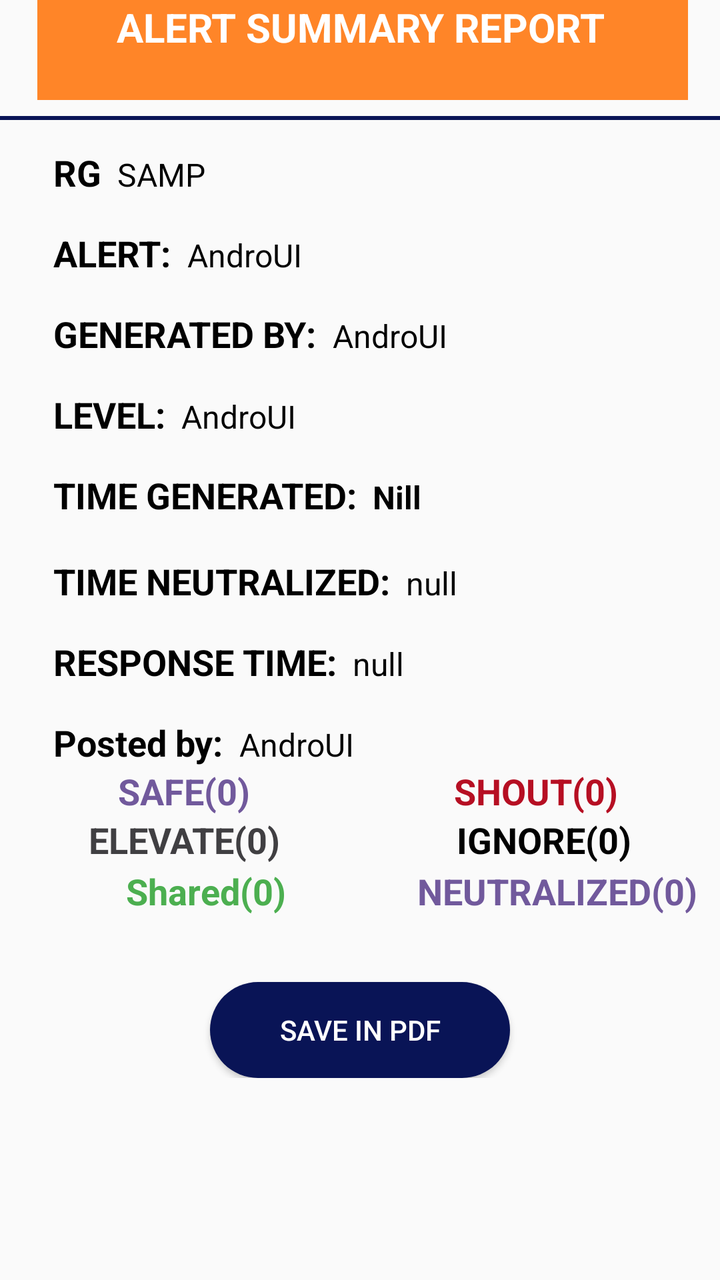
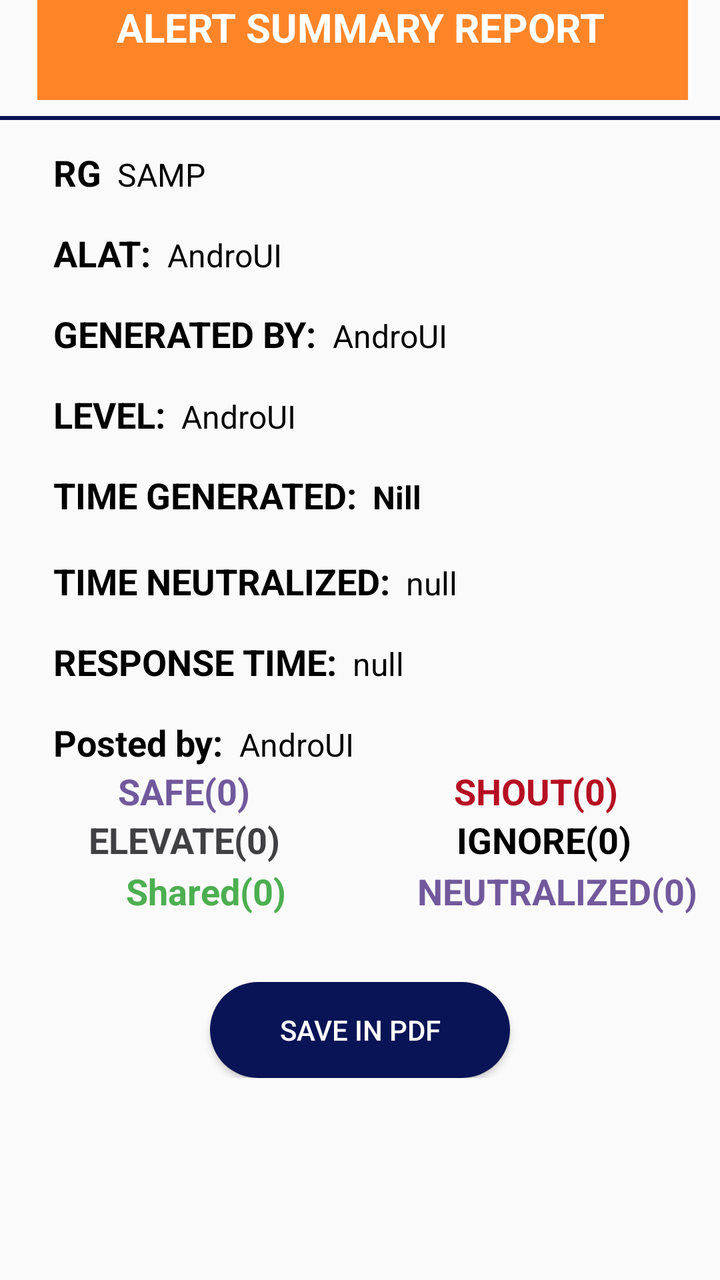

Compare the two renders of this Android layout. The source of the first and the diff that turns it into the second are given below.
<!-- AndroidManifest.xml: application theme AppTheme -->
<!-- res/layout/activity_summary_report.xml -->
<?xml version="1.0" encoding="utf-8"?>
<RelativeLayout android:layout_width="wrap_content"
    android:layout_height="match_parent"
    xmlns:app="http://schemas.android.com/apk/res-auto"
    xmlns:tools="http://schemas.android.com/tools"
    android:id="@+id/relation"
    android:gravity="center_vertical"
    android:visibility="visible"
    xmlns:android="http://schemas.android.com/apk/res/android">

            <ScrollView
                android:layout_width="match_parent"
                android:id="@+id/scrollView"
                android:layout_height="match_parent"
                app:layout_constraintHorizontal_bias="0.0"
                tools:context=".BasicUserActivity">


                <androidx.constraintlayout.widget.ConstraintLayout
                    android:layout_width="match_parent"
                    android:layout_height="wrap_content"
                    android:layout_marginTop="@dimen/_20sdp"
                    app:layout_constraintBottom_toBottomOf="parent"
                    app:layout_constraintHorizontal_bias="0.5"
                    app:layout_constraintTop_toTopOf="parent"
                    tools:layout_editor_absoluteY="1dp">


                    <androidx.constraintlayout.widget.Guideline
                        android:id="@+id/guideline"
                        android:layout_width="wrap_content"
                        android:layout_height="wrap_content"
                        android:orientation="vertical"
                        app:layout_constraintGuide_percent="0.052083332" />

                    <androidx.constraintlayout.widget.Guideline
                        android:id="@+id/guideline2"
                        android:layout_width="wrap_content"
                        android:layout_height="wrap_content"
                        android:orientation="vertical"
                        app:layout_constraintGuide_percent="0.9557292" />

                    <View
                        android:id="@+id/view"
                        android:layout_width="0dp"
                        android:layout_height="50dp"
                        android:background="@color/colorAccent"
                        app:layout_constraintBottom_toTopOf="@+id/view2"
                        app:layout_constraintEnd_toStartOf="@+id/guideline2"
                        app:layout_constraintHorizontal_bias="0.5"
                        app:layout_constraintStart_toStartOf="@+id/guideline"
                        app:layout_constraintTop_toTopOf="parent" />

                    <TextView
                        android:id="@+id/textView"
                        android:layout_width="match_parent"
                        android:layout_height="wrap_content"
                        android:layout_marginTop="32dp"
                        android:gravity="center_horizontal"
                        android:paddingTop="@dimen/_10sdp"
                        android:text="John Doe"
                        android:textAlignment="center"
                        android:textColor="@android:color/white"
                        android:textSize="20sp"
                        android:textStyle="bold"
                        android:visibility="gone"
                        app:layout_constraintEnd_toStartOf="@+id/view"
                        app:layout_constraintHorizontal_bias="0.504"
                        app:layout_constraintStart_toEndOf="@+id/view"
                        app:layout_constraintTop_toTopOf="parent" />

                    <TextView
                        android:id="@+id/textVie"
                        android:layout_width="match_parent"
                        android:layout_height="wrap_content"
                        android:layout_marginTop="@dimen/_20sdp"
                        android:gravity="center_horizontal"
                        android:paddingTop="@dimen/_10sdp"
                        android:text="ALERT SUMMARY REPORT"
                        android:textAlignment="center"
                        android:textColor="@android:color/white"
                        android:textSize="20sp"
                        android:textStyle="bold"
                        app:layout_constraintEnd_toStartOf="@+id/view"
                        app:layout_constraintHorizontal_bias="0.5"
                        app:layout_constraintStart_toEndOf="@+id/view"
                        tools:ignore="MissingConstraints"
                        tools:layout_editor_absoluteY="1dp" />

                    <View
                        android:id="@+id/view2"
                        android:layout_width="0dp"
                        android:layout_height="2dp"
                        android:layout_marginTop="8dp"
                        android:background="@color/colorPrimaryDark"
                        app:layout_constraintEnd_toEndOf="parent"
                        app:layout_constraintStart_toStartOf="parent"
                        app:layout_constraintTop_toBottomOf="@+id/view" />

                    <TextView
                        android:id="@+id/textView6"
                        android:layout_width="wrap_content"
                        android:layout_height="wrap_content"
                        android:layout_marginStart="8dp"
                        android:layout_marginTop="16dp"
                        android:text="RG"
                        android:textColor="@android:color/black"
                        android:textSize="18sp"
                        android:textStyle="bold"
                        app:layout_constraintStart_toStartOf="@+id/guideline"
                        app:layout_constraintTop_toTopOf="@+id/view2" />

                    <TextView
                        android:id="@+id/textView7"
                        android:layout_width="wrap_content"
                        android:layout_height="wrap_content"
                        android:layout_marginStart="8dp"
                        android:layout_marginLeft="8dp"
                        android:text="SAMP"
                        android:textColor="@android:color/black"
                        android:textSize="16sp"
                        app:layout_constraintBaseline_toBaselineOf="@+id/textView6"
                        app:layout_constraintStart_toEndOf="@+id/textView6" />

                    <TextView
                        android:id="@+id/textView8"
                        android:layout_width="wrap_content"
                        android:layout_height="wrap_content"
                        android:layout_marginStart="8dp"
                        android:layout_marginLeft="8dp"
                        android:layout_marginTop="16dp"
                        android:text="ALERT:"
                        android:textColor="@android:color/black"
                        android:textSize="18sp"
                        android:textStyle="bold"
                        app:layout_constraintStart_toStartOf="@+id/guideline"
                        app:layout_constraintTop_toBottomOf="@+id/textView6" />

                    <TextView
                        android:id="@+id/textView9"
                        android:layout_width="wrap_content"
                        android:layout_height="wrap_content"
                        android:layout_marginStart="8dp"
                        android:layout_marginLeft="8dp"
                        android:text="AndroUI"
                        android:textColor="@android:color/black"
                        android:textSize="16sp"
                        app:layout_constraintBaseline_toBaselineOf="@+id/textView8"
                        app:layout_constraintStart_toEndOf="@+id/textView8" />

                    <TextView
                        android:id="@+id/textView20"
                        android:layout_width="wrap_content"
                        android:layout_height="wrap_content"
                        android:layout_marginStart="8dp"
                        android:layout_marginTop="16dp"
                        android:text="GENERATED BY:"
                        android:textColor="@android:color/black"
                        android:textSize="18sp"
                        android:textStyle="bold"
                        app:layout_constraintStart_toStartOf="@+id/guideline"
                        app:layout_constraintTop_toBottomOf="@+id/textView8" />

                    <TextView
                        android:id="@+id/textView21"
                        android:layout_width="wrap_content"
                        android:layout_height="wrap_content"
                        android:layout_marginStart="8dp"
                        android:layout_marginLeft="8dp"
                        android:text="AndroUI"
                        android:textColor="@android:color/black"
                        android:textSize="16sp"
                        app:layout_constraintBaseline_toBaselineOf="@+id/textView20"
                        app:layout_constraintStart_toEndOf="@+id/textView20" />

                    <TextView
                        android:id="@+id/textView13"
                        android:layout_width="wrap_content"
                        android:layout_height="wrap_content"
                        android:layout_marginStart="8dp"
                        android:layout_marginTop="16dp"
                        android:text="LEVEL:"
                        android:textColor="@android:color/black"
                        android:textSize="18sp"
                        android:textStyle="bold"
                        app:layout_constraintStart_toStartOf="@+id/guideline"
                        app:layout_constraintTop_toBottomOf="@+id/textView20" />

                    <TextView
                        android:id="@+id/textView15"
                        android:layout_width="wrap_content"
                        android:layout_height="wrap_content"
                        android:layout_marginStart="8dp"
                        android:layout_marginLeft="8dp"
                        android:text="AndroUI"
                        android:textColor="@android:color/black"
                        android:textSize="16sp"
                        app:layout_constraintBaseline_toBaselineOf="@+id/textView13"
                        app:layout_constraintStart_toEndOf="@+id/textView13" />

                    <TextView
                        android:id="@+id/textView10"
                        android:layout_width="wrap_content"
                        android:layout_height="27dp"
                        android:layout_marginStart="8dp"
                        android:layout_marginTop="16dp"
                        android:text="TIME GENERATED:"
                        android:textColor="@android:color/black"
                        android:textSize="18sp"
                        android:textStyle="bold"
                        app:layout_constraintStart_toStartOf="@+id/guideline"
                        app:layout_constraintTop_toBottomOf="@+id/textView13" />

                    <TextView
                        android:id="@+id/textView11"
                        android:layout_width="wrap_content"
                        android:layout_height="wrap_content"
                        android:layout_marginStart="8dp"
                        android:layout_marginLeft="8dp"
                        android:text="Nill"
                        android:textColor="@android:color/black"
                        android:textSize="16sp"
                        android:textStyle="bold"
                        app:layout_constraintBaseline_toBaselineOf="@+id/textView10"
                        app:layout_constraintStart_toEndOf="@+id/textView10" />

                    <TextView
                        android:id="@+id/textView22"
                        android:layout_width="wrap_content"
                        android:layout_height="wrap_content"
                        android:layout_marginStart="8dp"
                        android:layout_marginLeft="8dp"
                        android:layout_marginTop="16dp"
                        android:text="TIME NEUTRALIZED:"
                        android:textColor="@android:color/black"
                        android:textSize="18sp"
                        android:textStyle="bold"
                        app:layout_constraintStart_toStartOf="@+id/guideline"
                        app:layout_constraintTop_toBottomOf="@+id/textView10" />

                    <TextView
                        android:id="@+id/textView23"
                        android:layout_width="wrap_content"
                        android:layout_height="wrap_content"
                        android:layout_marginStart="8dp"
                        android:layout_marginLeft="8dp"
                        android:text="null"
                        android:textColor="@android:color/black"
                        android:textSize="16sp"
                        app:layout_constraintBaseline_toBaselineOf="@+id/textView22"
                        app:layout_constraintStart_toEndOf="@+id/textView22" />


                    <TextView
                        android:id="@+id/textView25"
                        android:layout_width="wrap_content"
                        android:layout_height="wrap_content"
                        android:layout_marginStart="8dp"
                        android:layout_marginLeft="8dp"
                        android:layout_marginTop="16dp"
                        android:text="RESPONSE TIME:"
                        android:textColor="@android:color/black"
                        android:textSize="18sp"
                        android:textStyle="bold"
                        app:layout_constraintStart_toStartOf="@+id/guideline"
                        app:layout_constraintTop_toBottomOf="@+id/textView22" />

                    <TextView
                        android:id="@+id/textView26"
                        android:layout_width="wrap_content"
                        android:layout_height="wrap_content"
                        android:layout_marginStart="8dp"
                        android:layout_marginLeft="8dp"
                        android:text="null"
                        android:textColor="@android:color/black"
                        android:textSize="16sp"
                        app:layout_constraintBaseline_toBaselineOf="@+id/textView25"
                        app:layout_constraintStart_toEndOf="@+id/textView25" />


                    <TextView
                        android:id="@+id/textView27"
                        android:layout_width="wrap_content"
                        android:layout_height="wrap_content"
                        android:layout_marginStart="8dp"
                        android:layout_marginLeft="8dp"
                        android:layout_marginTop="16dp"
                        android:text="Posted by:"
                        android:textColor="@android:color/black"
                        android:textSize="18sp"
                        android:textStyle="bold"
                        app:layout_constraintStart_toStartOf="@+id/guideline"
                        app:layout_constraintTop_toBottomOf="@+id/textView25" />

                    <TextView
                        android:id="@+id/textView28"
                        android:layout_width="wrap_content"
                        android:layout_height="wrap_content"
                        android:layout_marginStart="8dp"
                        android:layout_marginLeft="8dp"
                        android:text="AndroUI"
                        android:textColor="@android:color/black"
                        android:textSize="16sp"
                        app:layout_constraintBaseline_toBaselineOf="@+id/textView27"
                        app:layout_constraintStart_toEndOf="@+id/textView27" />


                    <ImageButton
                        android:id="@+id/imageButton3"
                        android:layout_width="wrap_content"
                        android:layout_height="wrap_content"
                        android:layout_marginTop="8dp"
                        android:background="@android:color/transparent"
                        android:visibility="gone"
                        app:layout_constraintBottom_toBottomOf="@+id/imageButton4"
                        app:layout_constraintEnd_toStartOf="@+id/imageButton4"
                        app:layout_constraintHorizontal_bias="0.5"
                        app:layout_constraintHorizontal_chainStyle="spread"
                        app:layout_constraintStart_toEndOf="@+id/guideline"
                        app:layout_constraintTop_toTopOf="@+id/imageButton4"
                        app:srcCompat="@drawable/ic_twitter"
                        tools:ignore="VectorDrawableCompat" />

                    <ImageButton
                        android:id="@+id/imageButton4"
                        android:layout_width="wrap_content"
                        android:layout_height="wrap_content"
                        android:layout_marginTop="250dp"
                        android:background="@android:color/transparent"
                        android:visibility="gone"
                        app:layout_constraintEnd_toStartOf="@+id/imageButton5"
                        app:layout_constraintHorizontal_bias="0.5"
                        app:layout_constraintStart_toEndOf="@+id/imageButton3"
                        app:layout_constraintTop_toTopOf="@+id/view2"
                        app:srcCompat="@drawable/ic_android"
                        tools:ignore="VectorDrawableCompat" />


                    <LinearLayout
                        android:id="@+id/actions"
                        android:layout_width="match_parent"
                        android:layout_height="wrap_content"
                        android:layout_marginTop="@dimen/_20sdp"

                        android:orientation="horizontal"
                        android:weightSum="1"
                        app:layout_constraintEnd_toEndOf="parent"
                        app:layout_constraintStart_toStartOf="@+id/guideline"
                        app:layout_constraintTop_toBottomOf="@+id/textView27">

                        <TextView
                            android:id="@+id/safe"
                            android:layout_width="wrap_content"
                            android:layout_height="wrap_content"
                            android:layout_marginStart="8dp"
                            android:layout_weight=".5"
                            android:gravity="center"
                            android:text="SAFE(0)"
                            android:textColor="@color/safe"
                            android:textSize="18sp"
                            android:textStyle="bold" />

                        <TextView
                            android:id="@+id/shouts"
                            android:layout_width="wrap_content"
                            android:layout_height="wrap_content"
                            android:layout_weight=".5"
                            android:gravity="center"
                            android:text="SHOUT(0)"
                            android:textColor="@color/error"
                            android:textSize="18sp"
                            android:textStyle="bold" />


                    </LinearLayout>
                    <LinearLayout
                        android:id="@+id/actionsss"
                        android:layout_width="match_parent"
                        android:layout_height="wrap_content"
                        android:layout_marginTop="@dimen/_20sdp"

                        android:orientation="horizontal"
                        android:weightSum="1"
                        app:layout_constraintEnd_toEndOf="parent"
                        app:layout_constraintStart_toStartOf="@+id/guideline"
                        app:layout_constraintTop_toBottomOf="@+id/actions">
                    <TextView
                        android:id="@+id/elevate"
                        android:layout_width="wrap_content"
                        android:layout_height="wrap_content"
                        android:layout_weight=".5"
                        android:gravity="center"
                        android:text="ELEVATE(0)"
                        android:textColor="@color/elevate"
                        android:textSize="18sp"
                        android:textStyle="bold" />

                    <TextView
                        android:id="@+id/ignore"
                        android:layout_width="wrap_content"
                        android:layout_height="wrap_content"
                        android:layout_weight=".5"
                        android:gravity="center"
                        android:text="IGNORE(0)"
                        android:textColor="@android:color/black"
                        android:textSize="18sp"
                        android:textStyle="bold" />
                    </LinearLayout>




                    <LinearLayout
                        android:id="@+id/layar2"
                        android:layout_width="match_parent"
                        android:layout_height="wrap_content"
                        android:layout_marginTop="@dimen/_20sdp"
                        android:orientation="horizontal"
                        android:weightSum="1"
                        app:layout_constraintEnd_toEndOf="parent"
                        app:layout_constraintHorizontal_bias="0.5"
                        app:layout_constraintHorizontal_chainStyle="spread"
                        app:layout_constraintStart_toStartOf="parent"
                        app:layout_constraintTop_toBottomOf="@+id/actionsss">

                        <TextView
                            android:id="@+id/share"
                            android:layout_width="wrap_content"
                            android:layout_height="wrap_content"
                            android:layout_marginStart="8dp"
                            android:layout_weight=".5"
                            android:gravity="center"
                            android:text="Shared(0)"
                            android:textColor="@color/success"
                            android:textSize="18sp"
                            android:textStyle="bold" />

                        <TextView
                            android:id="@+id/neutralized"
                            android:layout_width="53dp"
                            android:layout_height="27dp"
                            android:layout_weight=".5"
                            android:gravity="center"
                            android:text="NEUTRALIZED(0)"
                            android:textColor="@color/safe"
                            android:textSize="18sp"
                            android:textStyle="bold"
                            app:layout_constraintStart_toStartOf="@+id/guideline"
                            app:layout_constraintTop_toBottomOf="@+id/textView13" />
                    </LinearLayout>

                    <Button
                        android:id="@+id/generate"
                        android:layout_width="150dp"
                        android:layout_height="wrap_content"
                        android:layout_marginTop="32dp"
                        android:background="@drawable/button_shape"
                        android:text="Save in PDF"
                        android:textColor="@android:color/white"
                        app:layout_constraintEnd_toEndOf="parent"
                        app:layout_constraintHorizontal_bias="0.5"

                        app:layout_constraintHorizontal_chainStyle="spread"
                        app:layout_constraintStart_toStartOf="parent"
                        app:layout_constraintTop_toBottomOf="@+id/layar2" />

                    <ImageButton
                        android:id="@+id/imageButton5"
                        android:layout_width="wrap_content"
                        android:layout_height="wrap_content"
                        android:layout_marginTop="8dp"
                        android:background="@android:color/transparent"
                        android:visibility="gone"

                        app:srcCompat="@drawable/ic_apps"
                        tools:ignore="VectorDrawableCompat" />
                </androidx.constraintlayout.widget.ConstraintLayout>
            </ScrollView>
    </RelativeLayout>
<!-- resources referenced by this layout -->
<resources>
  <color name="colorAccent">#ff8528</color>
  <color name="colorPrimaryDark">#091456</color>
  <color name="elevate">#EB302F32</color>
  <color name="error">#B60F23</color>
  <color name="safe">#71599C</color>
  <color name="success">#4CAF50</color>
  <!-- drawable button_shape (drawable) -->
  <?xml version="1.0" encoding="utf-8"?>
  <shape xmlns:android="http://schemas.android.com/apk/res/android"
      android:shape="rectangle">
  
      <corners android:radius="25dp" />
  
      <solid android:color="@color/colorPrimary" />
  
  </shape>
  <!-- drawable ic_android (drawable) -->
  <vector xmlns:android="http://schemas.android.com/apk/res/android"
          android:width="50dp"
          android:height="50dp"
          android:viewportWidth="24.0"
          android:viewportHeight="24.0">
      <path
          android:fillColor="#ffffff"
          android:pathData="M6,18c0,0.55 0.45,1 1,1h1v3.5c0,0.83 0.67,1.5 1.5,1.5s1.5,-0.67 1.5,-1.5L11,19h2v3.5c0,0.83 0.67,1.5 1.5,1.5s1.5,-0.67 1.5,-1.5L16,19h1c0.55,0 1,-0.45 1,-1L18,8L6,8v10zM3.5,8C2.67,8 2,8.67 2,9.5v7c0,0.83 0.67,1.5 1.5,1.5S5,17.33 5,16.5v-7C5,8.67 4.33,8 3.5,8zM20.5,8c-0.83,0 -1.5,0.67 -1.5,1.5v7c0,0.83 0.67,1.5 1.5,1.5s1.5,-0.67 1.5,-1.5v-7c0,-0.83 -0.67,-1.5 -1.5,-1.5zM15.53,2.16l1.3,-1.3c0.2,-0.2 0.2,-0.51 0,-0.71 -0.2,-0.2 -0.51,-0.2 -0.71,0l-1.48,1.48C13.85,1.23 12.95,1 12,1c-0.96,0 -1.86,0.23 -2.66,0.63L7.85,0.15c-0.2,-0.2 -0.51,-0.2 -0.71,0 -0.2,0.2 -0.2,0.51 0,0.71l1.31,1.31C6.97,3.26 6,5.01 6,7h12c0,-1.99 -0.97,-3.75 -2.47,-4.84zM10,5L9,5L9,4h1v1zM15,5h-1L14,4h1v1z"/>
  </vector>
  <!-- drawable ic_apps (drawable) -->
  <vector xmlns:android="http://schemas.android.com/apk/res/android"
          android:width="50dp"
          android:height="50dp"
          android:viewportWidth="24.0"
          android:viewportHeight="24.0">
      <path
          android:fillColor="#ffffff"
          android:pathData="M4,8h4L8,4L4,4v4zM10,20h4v-4h-4v4zM4,20h4v-4L4,16v4zM4,14h4v-4L4,10v4zM10,14h4v-4h-4v4zM16,4v4h4L20,4h-4zM10,8h4L14,4h-4v4zM16,14h4v-4h-4v4zM16,20h4v-4h-4v4z"/>
  </vector>
  <style name="AppTheme" parent="Theme.AppCompat.Light.DarkActionBar">
          
          <item name="colorPrimary">@color/colorPrimary</item>
          <item name="colorPrimaryDark">@color/colorPrimaryDark</item>
          <item name="colorAccent">@color/colorAccent</item>
      </style>
  <color name="colorPrimary">#091456</color>
  <!-- unchanged entries left out for length: 1 -->
</resources>

<!-- the commit's change to res/layout/activity_summary_report.xml (unified diff, before → after) -->
@@ -129,7 +129,7 @@
                         android:layout_marginStart="8dp"
                         android:layout_marginLeft="8dp"
                         android:layout_marginTop="16dp"
-                        android:text="ALERT:"
+                        android:text="ALAT:"
                         android:textColor="@android:color/black"
                         android:textSize="18sp"
                         android:textStyle="bold"
